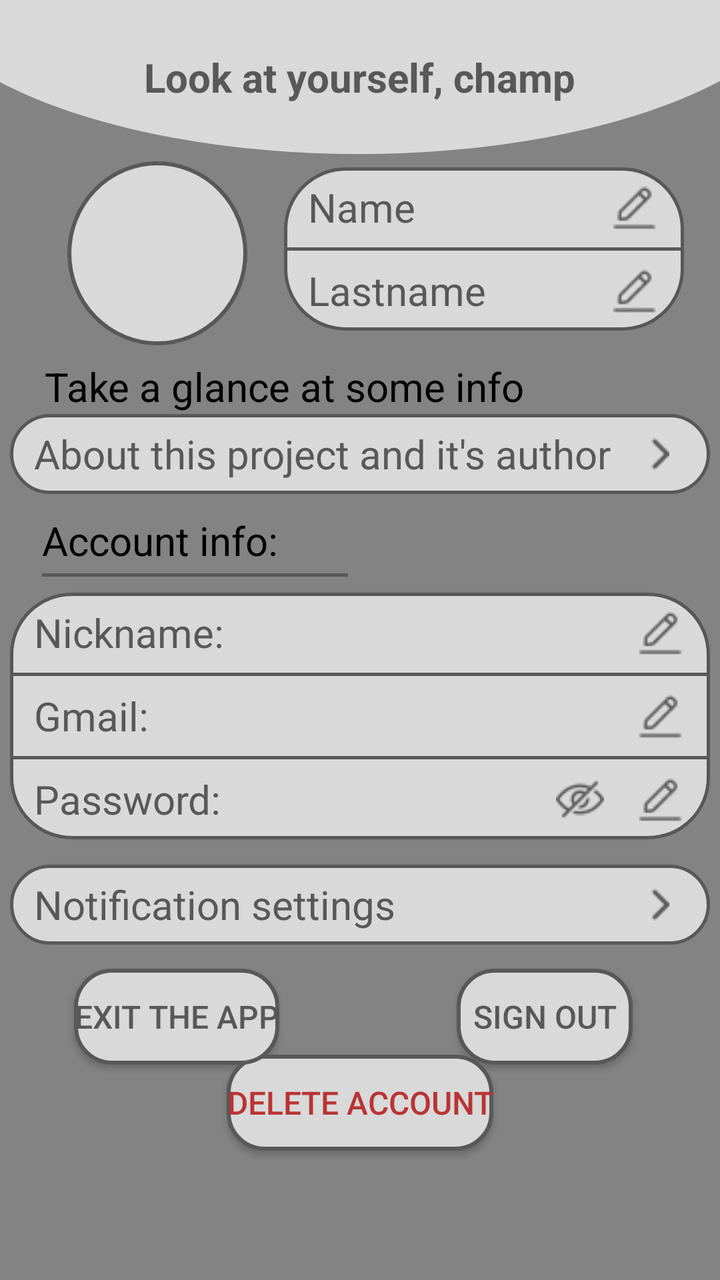
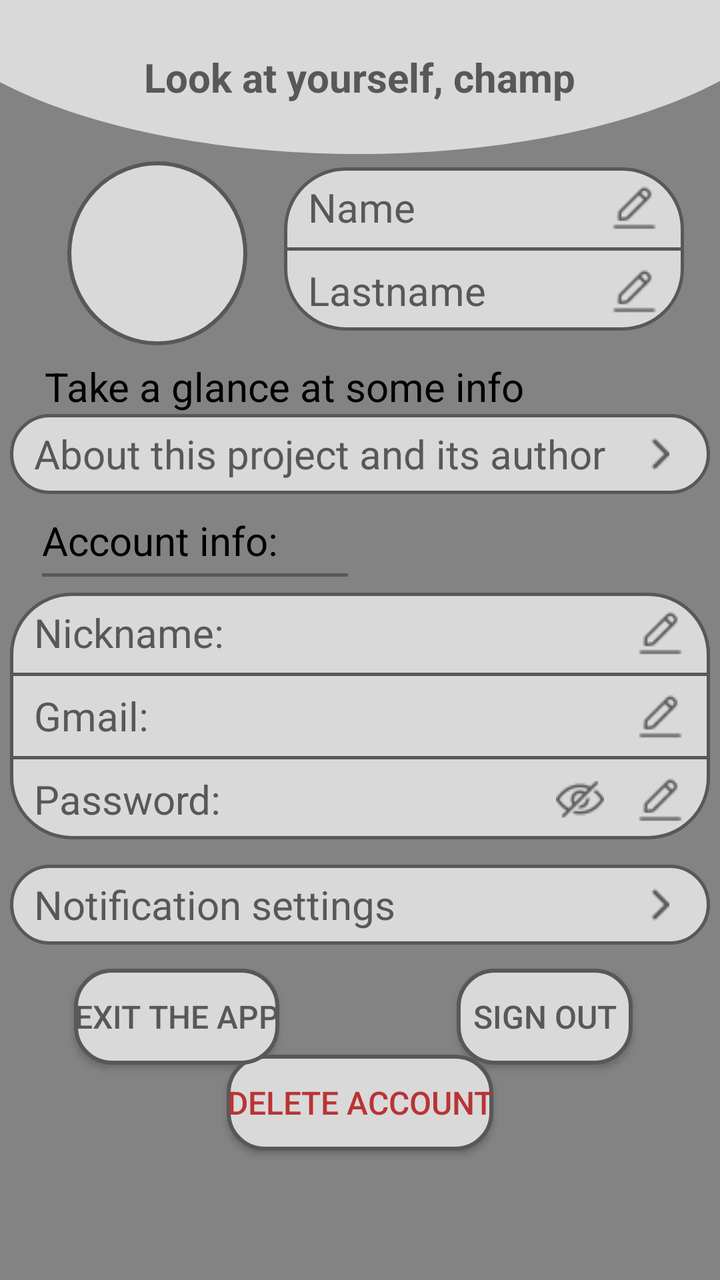

The first picture is an Android layout as it rendered before a commit; the second is the same layout after the commit. The layout source and the unified diff follow.
<!-- AndroidManifest.xml: application theme Theme.Nightlearn -->
<!-- res/layout/fragment_profile.xml -->
<?xml version="1.0" encoding="utf-8"?>
<androidx.constraintlayout.widget.ConstraintLayout xmlns:android="http://schemas.android.com/apk/res/android"
    xmlns:app="http://schemas.android.com/apk/res-auto"
    xmlns:tools="http://schemas.android.com/tools"
    android:layout_width="match_parent"
    android:layout_height="match_parent"
    tools:context=".fragments.main.ProfileFragment">

    <LinearLayout
        android:id="@+id/llProfileAuthorInfo"
        android:layout_width="match_parent"
        android:layout_height="wrap_content"
        android:layout_marginHorizontal="5dp"
        android:background="@drawable/flashcard_background"
        android:orientation="horizontal"
        app:layout_constraintBottom_toBottomOf="parent"
        app:layout_constraintEnd_toEndOf="parent"
        app:layout_constraintStart_toStartOf="parent"
        app:layout_constraintTop_toTopOf="parent"
        app:layout_constraintVertical_bias="0.345">

        <TextView
            android:id="@+id/tvProfileAuthorInfo"
            android:layout_width="wrap_content"
            android:layout_height="wrap_content"
            android:layout_gravity="center_vertical"
            android:layout_marginStart="12dp"
            android:textColor="@color/alert_dialog_textcolor_focused"
            android:text="About this project and it's author"
            android:textSize="20dp" />

        <Space
            android:layout_width="0dp"
            android:layout_height="0dp"
            android:layout_weight="1" />

        <ImageButton
            android:layout_width="40dp"
            android:layout_height="40dp"
            android:layout_gravity="end"
            android:layout_marginEnd="5dp"
            android:background="@color/transparent"
            android:src="@drawable/ic_arrow" />

    </LinearLayout>

    <TextView
        android:layout_width="wrap_content"
        android:layout_height="wrap_content"
        android:text="Take a glance at some info "
        android:textColor="@color/black"
        android:textSize="20dp"
        app:layout_constraintBottom_toBottomOf="parent"
        app:layout_constraintEnd_toEndOf="parent"
        app:layout_constraintHorizontal_bias="0.195"
        app:layout_constraintStart_toStartOf="parent"
        app:layout_constraintTop_toTopOf="parent"
        app:layout_constraintVertical_bias="0.293" />

    <LinearLayout
        android:id="@+id/llAccountInfo"
        android:layout_width="wrap_content"
        android:layout_height="wrap_content"
        android:orientation="vertical"
        app:layout_constraintBottom_toBottomOf="parent"
        app:layout_constraintEnd_toEndOf="parent"
        app:layout_constraintHorizontal_bias="0.101"
        app:layout_constraintStart_toStartOf="parent"
        app:layout_constraintTop_toBottomOf="@+id/llProfileAuthorInfo"
        app:layout_constraintVertical_bias="0.027">

        <TextView
            android:layout_width="wrap_content"
            android:layout_height="wrap_content"
            android:layout_marginEnd="30dp"
            android:layout_marginBottom="3dp"
            android:gravity="center"
            android:text="Account info: "
            android:textColor="@color/black"
            android:textSize="20dp"
            app:layout_constraintBottom_toBottomOf="parent"
            app:layout_constraintEnd_toEndOf="parent"
            app:layout_constraintHorizontal_bias="0.09"
            app:layout_constraintStart_toStartOf="parent"
            app:layout_constraintTop_toTopOf="parent"
            app:layout_constraintVertical_bias="0.411" />

        <View
            android:layout_width="match_parent"
            android:layout_height="1.5dp"
            android:outlineSpotShadowColor="@color/black"
            android:background="#585858" />

    </LinearLayout>

    <Button
        android:id="@+id/btnProfileDeleteAccount"
        android:layout_width="wrap_content"
        android:layout_height="wrap_content"
        android:background="@drawable/btn_background"
        android:text="Delete Account"
        android:textColor="#B93434"
        android:textSize="16dp"
        app:layout_constraintBottom_toBottomOf="parent"
        app:layout_constraintEnd_toEndOf="parent"
        app:layout_constraintHorizontal_bias="0.5"
        app:layout_constraintStart_toStartOf="parent"
        app:layout_constraintTop_toBottomOf="@+id/llProfileNotificationsSettings"
        app:layout_constraintVertical_bias="0.46" />

    <Button
        android:id="@+id/btnProfileSignOut"
        android:layout_width="wrap_content"
        android:layout_height="wrap_content"
        android:layout_marginTop="20dp"
        android:layout_marginBottom="5dp"
        android:background="@drawable/btn_background"
        android:text="Sign out"
        android:textSize="16dp"
        app:layout_constraintBottom_toTopOf="@+id/btnProfileDeleteAccount"
        app:layout_constraintEnd_toEndOf="parent"
        app:layout_constraintHorizontal_bias="0.84"
        app:layout_constraintStart_toStartOf="parent"
        app:layout_constraintTop_toBottomOf="@+id/llProfileNotificationsSettings"
        app:layout_constraintVertical_bias="0.45" />

    <Button
        android:id="@+id/btnProfileExit"
        android:layout_width="wrap_content"
        android:layout_height="wrap_content"
        android:layout_marginBottom="5dp"
        android:layout_marginTop="20dp"
        android:background="@drawable/btn_background"
        android:text="Exit the app"
        android:textSize="16dp"
        app:layout_constraintBottom_toTopOf="@+id/btnProfileDeleteAccount"
        app:layout_constraintEnd_toEndOf="parent"
        app:layout_constraintHorizontal_bias="0.144"
        app:layout_constraintStart_toStartOf="parent"
        app:layout_constraintTop_toBottomOf="@+id/llProfileNotificationsSettings"
        app:layout_constraintVertical_bias="0.45" />

    <ImageView
        android:id="@+id/imageViewProfile"
        android:layout_width="90dp"
        android:layout_height="92dp"
        android:background="@drawable/profilepic_background"
        app:layout_constraintBottom_toBottomOf="parent"
        app:layout_constraintEnd_toEndOf="parent"
        app:layout_constraintHorizontal_bias="0.125"
        app:layout_constraintStart_toStartOf="parent"
        app:layout_constraintTop_toTopOf="parent"
        app:layout_constraintVertical_bias="0.147" />

    <LinearLayout
        android:id="@+id/llProfileFragmentTitle"
        android:layout_width="match_parent"
        android:layout_height="wrap_content"
        android:gravity="center"
        android:paddingVertical="25dp"
        android:background="@drawable/background_top">

        <TextView
            android:layout_width="wrap_content"
            android:layout_height="wrap_content"
            android:text="Look at yourself, champ"
            android:textSize="20dp"
            android:textStyle="bold" />

    </LinearLayout>

    <LinearLayout
        android:id="@+id/llProfileNameLastname"
        android:layout_width="200dp"
        android:layout_height="wrap_content"
        android:background="@drawable/flashcard_background"
        android:orientation="vertical"
        app:layout_constraintBottom_toBottomOf="parent"
        app:layout_constraintEnd_toEndOf="parent"
        app:layout_constraintHorizontal_bias="0.5"
        app:layout_constraintStart_toEndOf="@+id/imageViewProfile"
        app:layout_constraintTop_toTopOf="parent"
        app:layout_constraintVertical_bias="0.15">

        <LinearLayout
            android:layout_width="match_parent"
            android:layout_height="wrap_content"
            android:orientation="horizontal">

            <TextView
                android:id="@+id/tvProfileName"
                android:layout_width="wrap_content"
                android:layout_height="wrap_content"
                android:maxWidth="143dp"
                android:layout_gravity="center_vertical"
                android:layout_marginStart="12dp"
                android:text="Name"
                android:textSize="20dp" />

            <Space
                android:layout_width="0dp"
                android:layout_height="0dp"
                android:layout_weight="1" />

            <ImageButton
                android:id="@+id/ibEditName"
                android:layout_width="40dp"
                android:layout_height="40dp"
                android:layout_gravity="end"
                android:layout_marginEnd="5dp"
                android:background="@color/transparent"
                android:src="@drawable/ic_edit" />

        </LinearLayout>

        <View
            android:layout_width="match_parent"
            android:layout_height="1.5dp"
            android:background="#585858"

            />

        <LinearLayout
            android:layout_width="match_parent"
            android:layout_height="wrap_content"
            android:orientation="horizontal">

            <TextView
                android:id="@+id/tvProfileLastname"
                android:layout_width="wrap_content"
                android:layout_height="wrap_content"
                android:maxWidth="143dp"
                android:layout_gravity="center_vertical"
                android:layout_marginStart="12dp"
                android:text="Lastname"
                android:textSize="20dp" />

            <Space
                android:layout_width="0dp"
                android:layout_height="0dp"
                android:layout_weight="1" />

            <ImageButton
                android:id="@+id/ibEditLastname"
                android:layout_width="40dp"
                android:layout_height="40dp"
                android:layout_gravity="end"
                android:layout_marginEnd="5dp"
                android:background="@color/transparent"
                android:src="@drawable/ic_edit" />

        </LinearLayout>

    </LinearLayout>

    <LinearLayout
        android:id="@+id/linearLayout"
        android:layout_width="match_parent"
        android:layout_height="wrap_content"
        android:layout_marginHorizontal="5dp"
        android:background="@drawable/flashcard_background"
        android:orientation="vertical"
        app:layout_constraintBottom_toBottomOf="parent"
        app:layout_constraintEnd_toEndOf="parent"
        app:layout_constraintHorizontal_bias="0.5"
        app:layout_constraintStart_toEndOf="@+id/imageViewProfile"
        app:layout_constraintTop_toBottomOf="@+id/llAccountInfo"
        app:layout_constraintVertical_bias="0.035">

        <LinearLayout
            android:layout_width="match_parent"
            android:layout_height="wrap_content"
            android:orientation="horizontal">

            <TextView
                android:id="@+id/tvProfileNickname"
                android:layout_width="wrap_content"
                android:layout_height="wrap_content"
                android:layout_gravity="center_vertical"
                android:layout_marginStart="12dp"
                android:text="Nickname:"
                android:textSize="20dp" />

            <Space
                android:layout_width="0dp"
                android:layout_height="0dp"
                android:layout_weight="1" />

            <ImageButton
                android:id="@+id/ibEditNickname"
                android:layout_width="40dp"
                android:layout_height="40dp"
                android:layout_gravity="end"
                android:layout_marginEnd="5dp"
                android:background="@color/transparent"
                android:src="@drawable/ic_edit" />

        </LinearLayout>

        <View
            android:layout_width="match_parent"
            android:layout_height="1.5dp"
            android:background="#585858"

            />

        <LinearLayout
            android:layout_width="match_parent"
            android:layout_height="wrap_content"
            android:orientation="horizontal">

            <TextView
                android:id="@+id/tvProfileGmail"
                android:layout_width="wrap_content"
                android:layout_height="wrap_content"
                android:layout_gravity="center_vertical"
                android:layout_marginStart="12dp"
                android:text="Gmail:"
                android:textSize="20dp" />

            <Space
                android:layout_width="0dp"
                android:layout_height="0dp"
                android:layout_weight="1" />

            <ImageButton
                android:id="@+id/ibEditGmail"
                android:layout_width="40dp"
                android:layout_height="40dp"
                android:layout_gravity="end"
                android:layout_marginEnd="5dp"
                android:background="@color/transparent"
                android:src="@drawable/ic_edit" />

        </LinearLayout>

        <View
            android:layout_width="match_parent"
            android:layout_height="1.5dp"
            android:background="#585858"

            />

        <LinearLayout
            android:layout_width="match_parent"
            android:layout_height="wrap_content"
            android:orientation="horizontal">

            <TextView
                android:id="@+id/tvProfilePassword"
                android:layout_width="wrap_content"
                android:layout_height="wrap_content"
                android:layout_gravity="center_vertical"
                android:layout_marginStart="12dp"
                android:text="Password:"
                android:textSize="20dp" />

            <Space
                android:layout_width="0dp"
                android:layout_height="0dp"
                android:layout_weight="1" />

            <ImageButton
                android:id="@+id/ibHidePassword"
                android:layout_width="40dp"
                android:layout_height="40dp"
                android:layout_gravity="end"
                android:background="@color/transparent"
                android:clickable="true"
                android:src="@drawable/ic_password_hide" />

            <ImageButton
                android:id="@+id/ibEditPassword"
                android:layout_width="40dp"
                android:layout_height="40dp"
                android:layout_gravity="end"
                android:layout_marginEnd="5dp"
                android:background="@color/transparent"
                android:src="@drawable/ic_edit" />

        </LinearLayout>

    </LinearLayout>

    <LinearLayout
        android:id="@+id/llProfileNotificationsSettings"
        android:layout_width="match_parent"
        android:layout_height="wrap_content"
        android:layout_marginHorizontal="5dp"
        android:background="@drawable/flashcard_background"
        android:orientation="horizontal"
        app:layout_constraintBottom_toBottomOf="parent"
        app:layout_constraintEnd_toEndOf="parent"
        app:layout_constraintStart_toStartOf="parent"
        app:layout_constraintTop_toBottomOf="@+id/linearLayout"
        app:layout_constraintVertical_bias="0.07">

        <TextView
            android:id="@+id/tvProfileNotificationSettings"
            android:layout_width="wrap_content"
            android:layout_height="wrap_content"
            android:layout_gravity="center_vertical"
            android:textColor="@color/alert_dialog_textcolor_focused"
            android:layout_marginStart="12dp"
            android:text="Notification settings"
            android:textSize="20dp" />

        <Space
            android:layout_width="0dp"
            android:layout_height="0dp"
            android:layout_weight="1" />

        <ImageButton
            android:layout_width="40dp"
            android:layout_height="40dp"
            android:layout_gravity="end"
            android:layout_marginEnd="5dp"
            android:background="@color/transparent"
            android:src="@drawable/ic_arrow" />

    </LinearLayout>

</androidx.constraintlayout.widget.ConstraintLayout>
<!-- resources referenced by this layout -->
<resources>
  <color name="black">#FF000000</color>
  <color name="transparent">#00000000</color>
  <!-- drawable background_top (drawable) -->
  <vector xmlns:android="http://schemas.android.com/apk/res/android"
      android:width="320dp"
      android:height="65dp"
      android:viewportWidth="320"
      android:viewportHeight="65">
    <path
        android:pathData="M-44,-15C-44,6.22 -22.56,26.57 15.6,41.57C53.77,56.57 105.53,65 159.5,65C213.47,65 265.23,56.57 303.4,41.57C341.56,26.57 363,6.22 363,-15L159.5,-15L-44,-15Z"
        android:fillColor="#D9D9D9"/>
  </vector>
  <!-- drawable btn_background (drawable) -->
  <shape xmlns:android="http://schemas.android.com/apk/res/android" android:shape="rectangle">
      <corners android:radius="18dp"/>
      <solid android:color="#D9D9D9"/>
      <stroke android:width="2dp" android:color="#585858"/>
  </shape>
  <!-- drawable flashcard_background (drawable) -->
  <shape xmlns:android="http://schemas.android.com/apk/res/android" android:shape="rectangle">
          <corners android:radius="30dp"/>
      <solid android:color="#D9D9D9"/>
      <stroke android:width="1.5dp" android:color="#585858"/>
  
  </shape>
  <!-- drawable ic_arrow: png bitmap (drawable, 242 bytes) -->
  <!-- drawable ic_edit: png bitmap (drawable, 504 bytes) -->
  <!-- drawable ic_password_hide: png bitmap (drawable, 962 bytes) -->
  <!-- drawable profilepic_background (drawable) -->
  <?xml version="1.0" encoding="utf-8"?>
  <shape
      xmlns:android="http://schemas.android.com/apk/res/android"
      android:shape="oval">
  
      <solid android:color="@color/brightGray"/>
      <stroke android:width="2dp" android:color="#585858"/>
      <size
          android:width="555px"
          android:height="555px"/>
  </shape>
  <style name="Theme.Nightlearn" parent="Theme.MaterialComponents.DayNight.NoActionBar">
          
          <item name="colorPrimary">#D9D9D9</item>
          <item name="colorPrimaryVariant">#D9D9D9</item>
          <item name="colorOnPrimary">#585858</item>
          
          <item name="colorSecondary">#FF585858</item>
          <item name="colorSecondaryVariant">@color/teal_700</item>
          <item name="colorOnSecondary">@color/black</item>
          
          <item name="android:statusBarColor" tools:targetApi="l">?attr/colorPrimaryVariant</item>
          <item name="android:windowBackground">#838383</item>
          <item name="android:textColor">#585858</item>
  
          <item name="android:editTextColor">#585858</item>
          <item name="android:colorControlNormal">#585858</item>
          <item name="android:textColorLink">#0000EE</item>
  
          
  
      </style>
  <color name="brightGray">#D9D9D9</color>
  <color name="teal_700">#FF018786</color>
</resources>

<!-- the commit's change to res/layout/fragment_profile.xml (unified diff, before → after) -->
@@ -26,7 +26,7 @@
             android:layout_gravity="center_vertical"
             android:layout_marginStart="12dp"
             android:textColor="@color/alert_dialog_textcolor_focused"
-            android:text="About this project and it's author"
+            android:text="About this project and its author"
             android:textSize="20dp" />
 
         <Space
